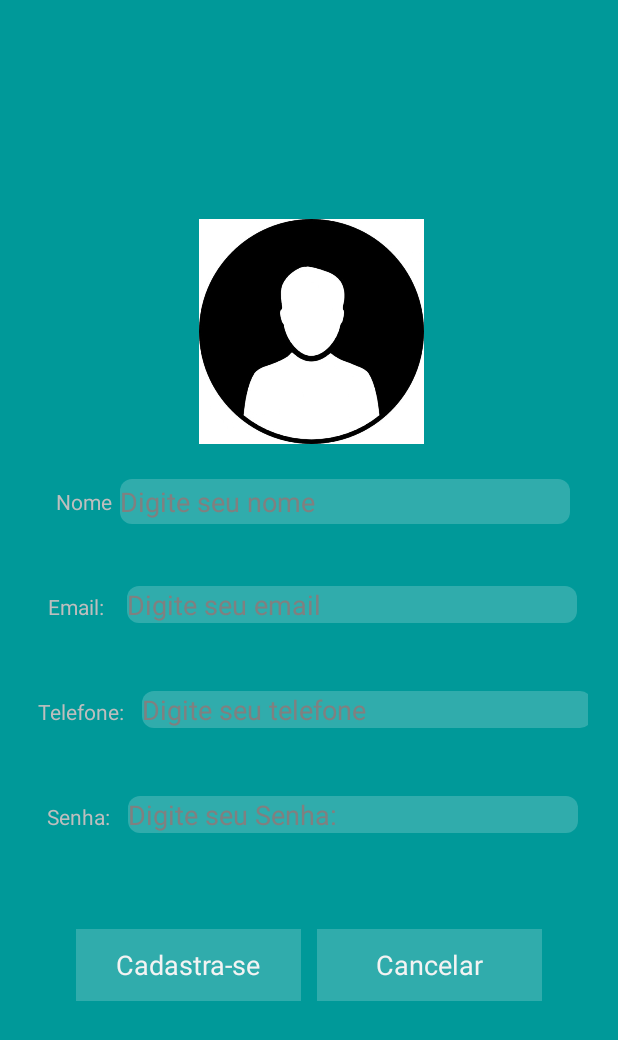
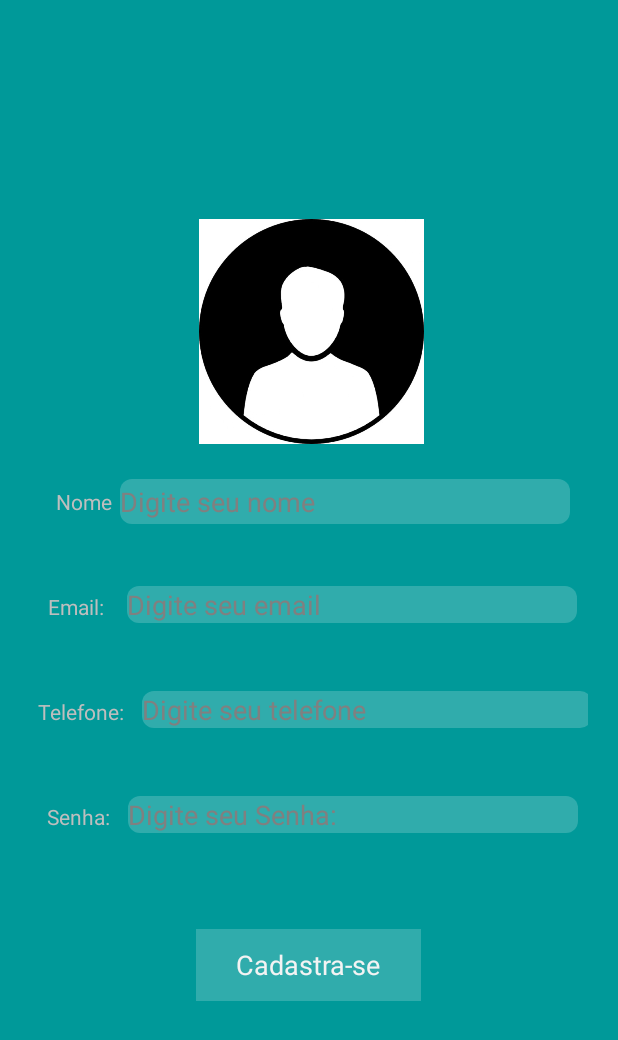
Before and after one commit to Andreazo2016/AlugaAppQuixada, an Android app: the SignUpActivity screen opened directly, with no data from a screen before it, on a phone screen of 412 x 824 dp. Shown: the top 1040 px of the screen. Run offline under Robolectric (Android 15) with nearby library versions, the phone set to English and light mode, and no system bars; our stand-ins replace CircleImageView.

Commit message:
modificação caddastro

```diff
--- a/app/src/main/java/ufc/com/alugaappquixada/dao/UserDaoMemoryImpl.java
+++ b/app/src/main/java/ufc/com/alugaappquixada/dao/UserDaoMemoryImpl.java
@@ -13,7 +13,6 @@ public class UserDaoMemoryImpl implements UserDao{
     private UserDaoMemoryImpl(Context ctx){
         this.ctx = ctx;
     }
-
     public static UserDaoMemoryImpl createWithContext(Context ctx){
         if(instance == null){
             instance = new UserDaoMemoryImpl(ctx);
--- a/app/src/main/res/layout/activity_sign_up.xml
+++ b/app/src/main/res/layout/activity_sign_up.xml
@@ -161,16 +161,10 @@
                 android:id="@+id/btnSignUp"
                 android:layout_width="150dp"
                 android:layout_height="wrap_content"
-                android:layout_marginRight="5dp"
                 android:background="@color/branco"
                 android:text="Cadastra-se"
                 />
-            <Button
-                android:layout_width="150dp"
-                android:layout_height="wrap_content"
-                android:layout_marginLeft="5dp"
-                android:background="@color/branco"
-                android:text="Cancelar"/>
+
         </LinearLayout>
 
 
```
